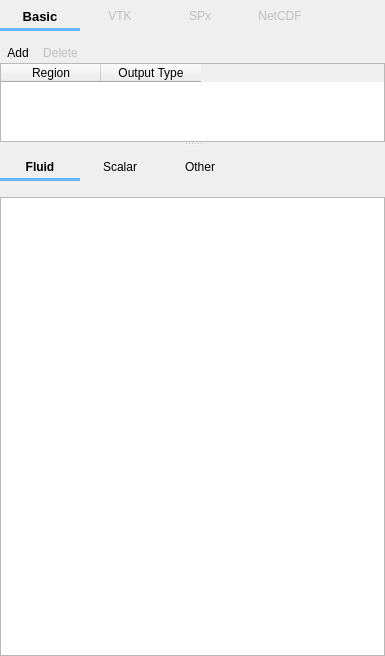
Old version of the form mfixgui/uifiles/output.ui in the repository truongd8593/mfix.
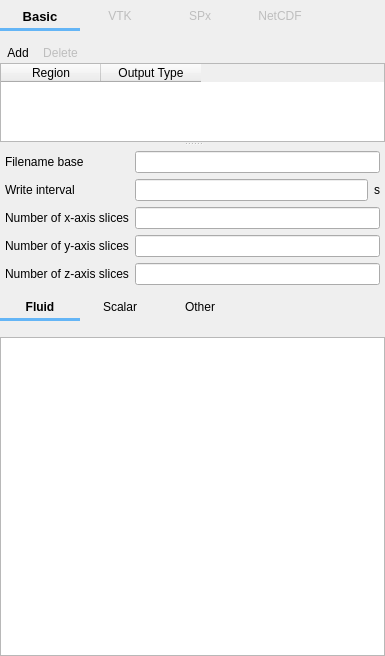
New version of the form. The open tabs and pages were chosen to show the change. Custom widgets are drawn as their Qt base class.

Commit message: work on Output pane

Diff of the .ui file:
```diff
--- a/mfixgui/uifiles/output.ui
+++ b/mfixgui/uifiles/output.ui
@@ -583,7 +583,7 @@
             <number>0</number>
            </property>
            <property name="topMargin">
-            <number>10</number>
+            <number>0</number>
            </property>
            <property name="rightMargin">
             <number>0</number>
@@ -592,6 +592,86 @@
             <number>0</number>
            </property>
            <item row="0" column="0">
+            <layout class="QGridLayout" name="gridLayout_6">
+             <property name="leftMargin">
+              <number>5</number>
+             </property>
+             <property name="topMargin">
+              <number>5</number>
+             </property>
+             <property name="rightMargin">
+              <number>5</number>
+             </property>
+             <property name="bottomMargin">
+              <number>5</number>
+             </property>
+             <item row="0" column="0">
+              <widget class="QLabel" name="label_vtk_filebase">
+               <property name="text">
+                <string>Filename base</string>
+               </property>
+              </widget>
+             </item>
+             <item row="0" column="1" colspan="2">
+              <widget class="LineEdit" name="lineedit_keyword_vtk_filebase_args_V"/>
+             </item>
+             <item row="1" column="0">
+              <widget class="QLabel" name="label_vtk_dt">
+               <property name="text">
+                <string>Write interval</string>
+               </property>
+              </widget>
+             </item>
+             <item row="1" column="1">
+              <widget class="LineEdit" name="lineedit_keyword_vtk_dt_args_V">
+               <property name="maximumSize">
+                <size>
+                 <width>16777215</width>
+                 <height>16777215</height>
+                </size>
+               </property>
+              </widget>
+             </item>
+             <item row="1" column="2">
+              <widget class="QLabel" name="label_vtk_dt_units">
+               <property name="text">
+                <string>s</string>
+               </property>
+              </widget>
+             </item>
+             <item row="2" column="0">
+              <widget class="QLabel" name="label_vtk_nxs">
+               <property name="text">
+                <string>Number of x-axis slices</string>
+               </property>
+              </widget>
+             </item>
+             <item row="3" column="0">
+              <widget class="QLabel" name="label_vtk_nys">
+               <property name="text">
+                <string>Number of y-axis slices</string>
+               </property>
+              </widget>
+             </item>
+             <item row="4" column="0">
+              <widget class="QLabel" name="label_vtk_nzs">
+               <property name="text">
+                <string>Number of z-axis slices</string>
+               </property>
+              </widget>
+             </item>
+             <item row="2" column="1" colspan="2">
+              <widget class="LineEdit" name="lineedit_keyword_vtk_nxs_args_V"/>
+             </item>
+             <item row="3" column="1" colspan="2">
+              <widget class="LineEdit" name="lineedit_keyword_vtk_nys_args_V"/>
+             </item>
+             <item row="4" column="1" colspan="2">
+              <widget class="LineEdit" name="lineedit_keyword_vtk_nzs_args_V"/>
+             </item>
+            </layout>
+           </item>
+           <item row="1" column="0">
             <layout class="QHBoxLayout" name="horizontalLayout_2">
              <item>
               <widget class="QFrame" name="tab_frame">
@@ -723,7 +803,7 @@
              </item>
             </layout>
            </item>
-           <item row="1" column="0">
+           <item row="2" column="0">
             <widget class="QScrollArea" name="scrollarea_detail">
              <property name="sizePolicy">
               <sizepolicy hsizetype="Expanding" vsizetype="MinimumExpanding">
@@ -748,8 +828,8 @@
                <rect>
                 <x>0</x>
                 <y>0</y>
-                <width>98</width>
-                <height>40</height>
+                <width>383</width>
+                <height>315</height>
                </rect>
               </property>
               <layout class="QGridLayout" name="gridLayout_4">
```
Left out of the diff: 4 changed lines with no effect on the pictures. The commit also changes 2 other files.
